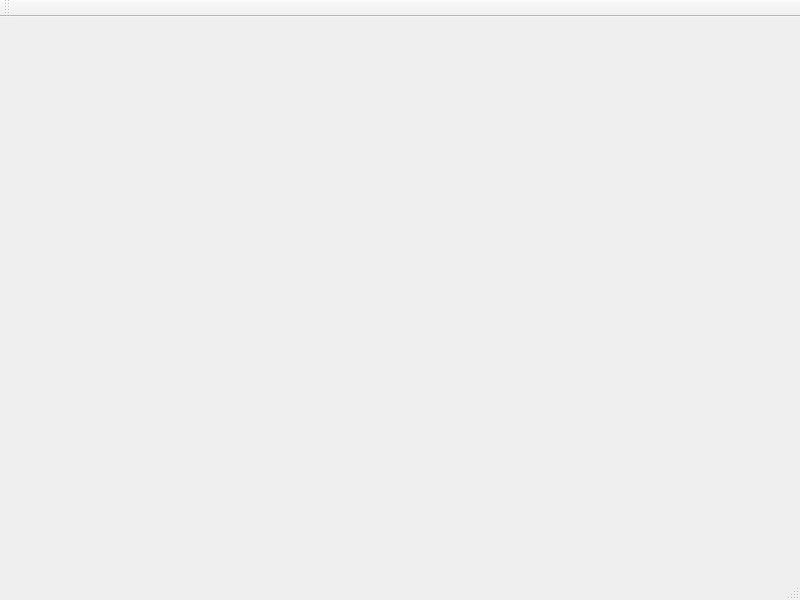
TimSevereijns/D-Viz, file mainwindow.ui: the form before one commit.
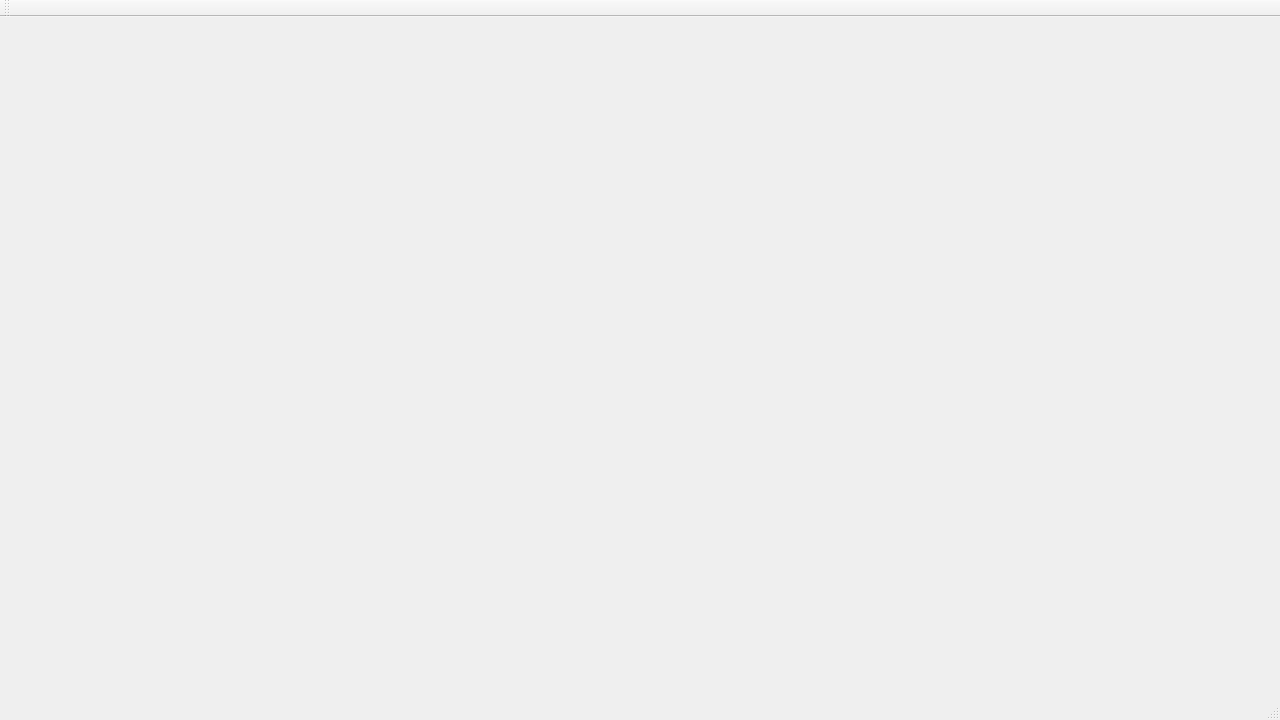
The form after the commit.

```diff
--- a/mainwindow.ui
+++ b/mainwindow.ui
@@ -6,16 +6,10 @@
    <rect>
     <x>0</x>
     <y>0</y>
-    <width>800</width>
-    <height>600</height>
+    <width>1280</width>
+    <height>720</height>
    </rect>
   </property>
-  <property name="sizePolicy">
-   <sizepolicy hsizetype="Expanding" vsizetype="Expanding">
-    <horstretch>0</horstretch>
-    <verstretch>0</verstretch>
-   </sizepolicy>
-  </property>
   <property name="minimumSize">
    <size>
     <width>400</width>
@@ -41,10 +35,10 @@
    <widget class="QWidget" name="verticalLayoutWidget">
     <property name="geometry">
      <rect>
-      <x>9</x>
-      <y>9</y>
-      <width>781</width>
-      <height>531</height>
+      <x>10</x>
+      <y>10</y>
+      <width>1261</width>
+      <height>651</height>
      </rect>
     </property>
     <layout class="QVBoxLayout" name="canvasLayout">
```
Left out of the diff: 2 changed lines with no effect on the pictures.
